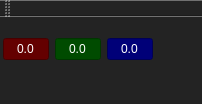
Above: QtPlayground/qtplayground.ui from GueChen/GComponentQtPuginLib before the change. Below: the same form after it.
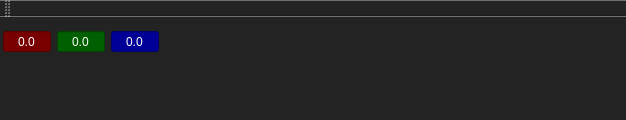
That is the form after the change. Custom widgets are drawn as their Qt base class.

```diff
--- a/QtPlayground/qtplayground.ui
+++ b/QtPlayground/qtplayground.ui
@@ -6,8 +6,8 @@
    <rect>
     <x>0</x>
     <y>0</y>
-    <width>202</width>
-    <height>104</height>
+    <width>626</width>
+    <height>120</height>
    </rect>
   </property>
   <property name="windowTitle">
@@ -17,21 +17,15 @@
    <string notr="true">background-color: rgb(35, 35, 35);</string>
   </property>
   <widget class="QWidget" name="centralWidget">
-   <layout class="QHBoxLayout" name="horizontalLayout">
-    <property name="leftMargin">
-     <number>3</number>
-    </property>
-    <property name="topMargin">
-     <number>5</number>
-    </property>
-    <property name="rightMargin">
-     <number>3</number>
-    </property>
-    <property name="bottomMargin">
-     <number>5</number>
-    </property>
-    <item>
      <widget class="DragEdit" name="dragedit">
+    <property name="geometry">
+     <rect>
+      <x>3</x>
+      <y>14</y>
+      <width>48</width>
+      <height>21</height>
+     </rect>
+    </property>
       <property name="sizePolicy">
        <sizepolicy hsizetype="Expanding" vsizetype="Fixed">
         <horstretch>0</horstretch>
@@ -46,7 +40,7 @@
       </property>
       <property name="styleSheet">
        <string notr="true">color: rgb(255, 255, 255);
-background-color: rgb(100, 0, 0);</string>
+background-color: rgb(120, 0, 0);</string>
       </property>
       <property name="text">
        <string>0.0</string>
@@ -55,9 +49,15 @@
        <set>Qt::AlignCenter</set>
       </property>
      </widget>
-    </item>
-    <item>
      <widget class="DragEdit" name="DragEdit_3">
+    <property name="geometry">
+     <rect>
+      <x>57</x>
+      <y>14</y>
+      <width>48</width>
+      <height>21</height>
+     </rect>
+    </property>
       <property name="sizePolicy">
        <sizepolicy hsizetype="Expanding" vsizetype="Fixed">
         <horstretch>0</horstretch>
@@ -72,7 +72,7 @@
       </property>
       <property name="styleSheet">
        <string notr="true">color: rgb(255, 255, 255);
-background-color: rgb(0, 75, 0);</string>
+background-color: rgb(0, 95, 0);</string>
       </property>
       <property name="text">
        <string>0.0</string>
@@ -81,9 +81,15 @@
        <set>Qt::AlignCenter</set>
       </property>
      </widget>
-    </item>
-    <item>
      <widget class="DragEdit" name="DragEdit_2">
+    <property name="geometry">
+     <rect>
+      <x>111</x>
+      <y>14</y>
+      <width>48</width>
+      <height>21</height>
+     </rect>
+    </property>
       <property name="sizePolicy">
        <sizepolicy hsizetype="Expanding" vsizetype="Fixed">
         <horstretch>0</horstretch>
@@ -98,7 +104,7 @@
       </property>
       <property name="styleSheet">
        <string notr="true">color: rgb(255, 255, 255);
-background-color: rgb(0, 0, 120);</string>
+background-color: rgb(0, 0, 150);</string>
       </property>
       <property name="text">
        <string>0.0</string>
@@ -107,9 +113,15 @@
        <set>Qt::AlignCenter</set>
       </property>
      </widget>
-    </item>
-    <item>
      <widget class="ColorCanvas" name="color_canvas" native="true">
+    <property name="geometry">
+     <rect>
+      <x>165</x>
+      <y>5</y>
+      <width>40</width>
+      <height>40</height>
+     </rect>
+    </property>
       <property name="sizePolicy">
        <sizepolicy hsizetype="Fixed" vsizetype="Fixed">
         <horstretch>0</horstretch>
@@ -129,8 +141,16 @@
        </size>
       </property>
      </widget>
-    </item>
-   </layout>
+   <widget class="ColorEdit" name="color_edit" native="true">
+    <property name="geometry">
+     <rect>
+      <x>230</x>
+      <y>0</y>
+      <width>300</width>
+      <height>65</height>
+     </rect>
+    </property>
+   </widget>
   </widget>
   <widget class="QMenuBar" name="menuBar">
    <property name="geometry">
@@ -164,6 +184,11 @@
    <extends>QWidget</extends>
    <header>custom/color_canvas.h</header>
   </customwidget>
+  <customwidget>
+   <class>ColorEdit</class>
+   <extends>QWidget</extends>
+   <header>custom/color_edit.h</header>
+  </customwidget>
  </customwidgets>
  <resources>
   <include location="qtplayground.qrc"/>
```
Left out of the diff: 4 changed lines with no effect on the pictures. Lines whose indentation alone changed are shown as unchanged.
